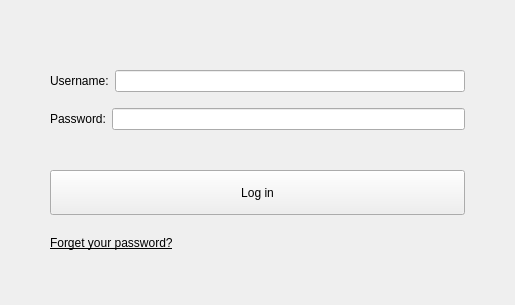
First picture: the form in resources/UI_resources/login_mainWindow.ui, repository doddodod/GRP17, before the edit.
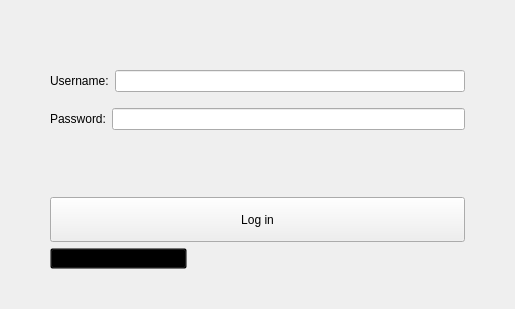
Second picture: the form after the edit.

Commit message: Build MVP Mode (View, Presenter(note by xx_Ctr), Model). Linked login page and teacher module page.

Diff of the .ui file:
```diff
--- a/resources/UI_resources/login_mainWindow.ui
+++ b/resources/UI_resources/login_mainWindow.ui
@@ -7,7 +7,7 @@
     <x>0</x>
     <y>0</y>
     <width>515</width>
-    <height>305</height>
+    <height>309</height>
    </rect>
   </property>
   <property name="sizePolicy">
@@ -94,6 +94,10 @@
         </item>
        </layout>
       </item>
+     </layout>
+    </item>
+    <item row="1" column="0">
+     <layout class="QVBoxLayout" name="verticalLayout_2">
       <item>
        <widget class="QLabel" name="hintLabel">
         <property name="enabled">
@@ -109,10 +113,6 @@
         </property>
        </widget>
       </item>
-     </layout>
-    </item>
-    <item row="1" column="0">
-     <layout class="QVBoxLayout" name="verticalLayout_2">
       <item>
        <widget class="QPushButton" name="pushButton">
         <property name="sizePolicy">
@@ -136,31 +136,13 @@
        </widget>
       </item>
       <item>
-       <widget class="QLabel" name="forgetPw">
-        <property name="sizePolicy">
-         <sizepolicy hsizetype="Minimum" vsizetype="Minimum">
-          <horstretch>0</horstretch>
-          <verstretch>0</verstretch>
-         </sizepolicy>
-        </property>
-        <property name="minimumSize">
-         <size>
-          <width>30</width>
-          <height>20</height>
-         </size>
-        </property>
-        <property name="font">
-         <font>
-          <italic>false</italic>
-          <underline>true</underline>
-         </font>
+       <widget class="QToolButton" name="toolButton">
+        <property name="styleSheet">
+         <string notr="true">background-color:transparent</string>
         </property>
         <property name="text">
          <string>Forget your password?</string>
         </property>
-        <property name="margin">
-         <number>0</number>
-        </property>
        </widget>
       </item>
      </layout>
```
Left out of the diff: 7 changed lines with no effect on the pictures. The commit also changes 5 other files.
